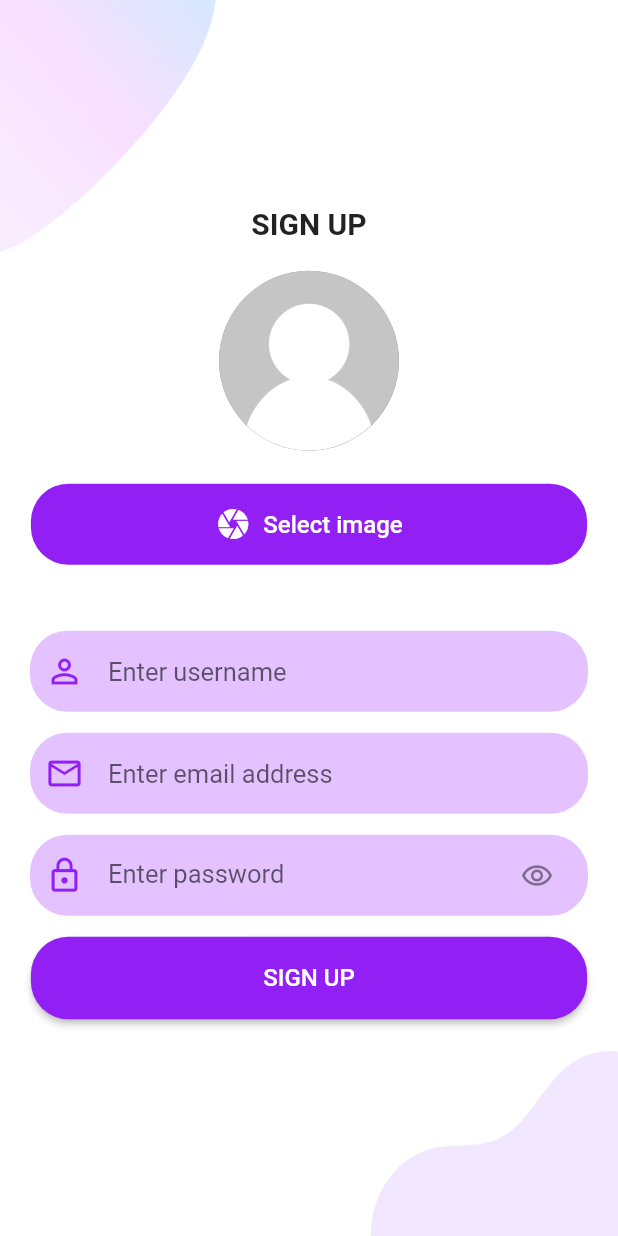
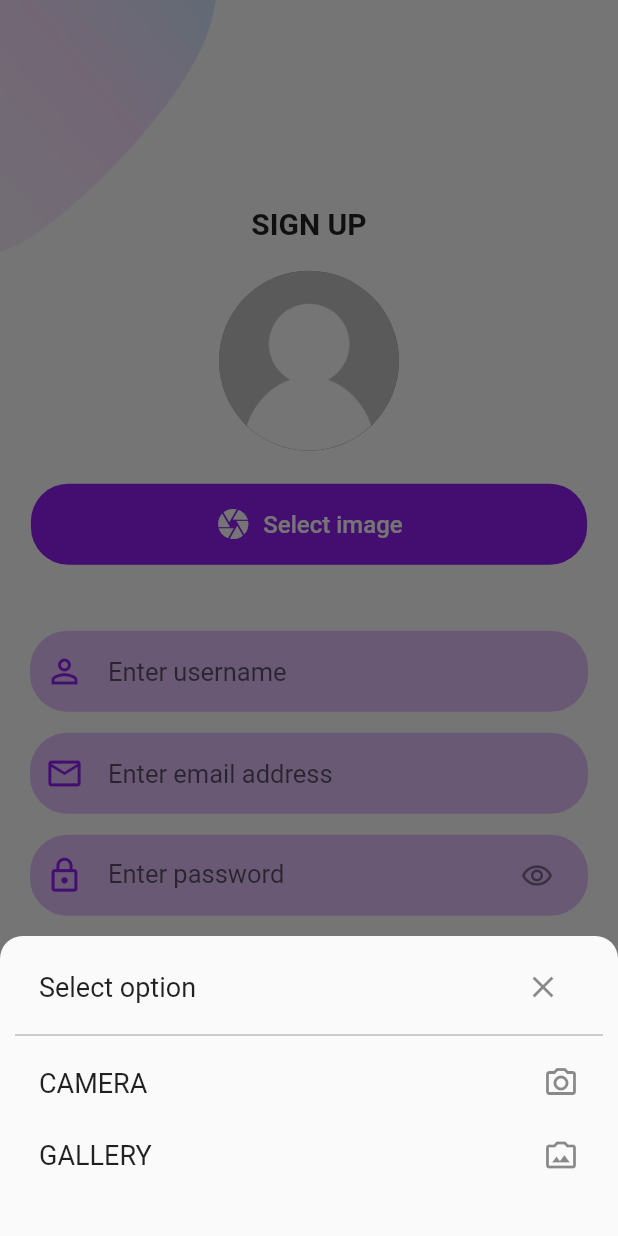
Before and after one commit to Varshil-Shah/chat-app, a Flutter app: the screen it shows after launch, after a tap on "Select image", on a phone screen of 412 x 824 dp. Run offline on Flutter 3.47's test engine with Material 2 defaults, Android fonts, the phone set to English and light mode, and no system bars; our stand-ins replace image_picker.

Commit message:
:art: Implement show-modal and image_picker

```diff
--- a/lib/screens/sign-up.dart
+++ b/lib/screens/sign-up.dart
@@ -1,3 +1,5 @@
+import 'dart:io';
+
 import 'package:chat_app/widgets/auth-screen/input-image.dart';
 import 'package:chat_app/widgets/auth-screen/signup-inputs.dart';
 import 'package:flutter/material.dart';
@@ -9,6 +11,7 @@ class SignUp extends StatelessWidget {
   @override
   Widget build(BuildContext context) {
     final size = MediaQuery.of(context).size;
+    File? imageFile;
 
     return Scaffold(
       body: SingleChildScrollView(
@@ -16,8 +19,8 @@ class SignUp extends StatelessWidget {
           child: Column(
             mainAxisAlignment: MainAxisAlignment.center,
             crossAxisAlignment: CrossAxisAlignment.center,
-            children: const [
-              Text(
+            children: [
+              const Text(
                 "SIGN UP",
                 textAlign: TextAlign.center,
                 style: TextStyle(
@@ -25,10 +28,10 @@ class SignUp extends StatelessWidget {
                   fontWeight: FontWeight.bold,
                 ),
               ),
-              SizedBox(height: 20.0),
-              InputImage(),
-              SizedBox(height: 30.0),
-              SignupInputs(),
+              const SizedBox(height: 20.0),
+              InputImage(pickedImage: imageFile),
+              const SizedBox(height: 30.0),
+              const SignupInputs(),
             ],
           ),
         ),
--- a/lib/widgets/auth-screen/input-image.dart
+++ b/lib/widgets/auth-screen/input-image.dart
@@ -1,11 +1,22 @@
+import 'package:flutter/material.dart';
 import 'package:chat_app/constants.dart';
-import 'package:flutter/material.dart';
+
+import 'dart:io';
+
+import 'package:image_picker/image_picker.dart';
 
 class InputImage extends StatefulWidget {
-  const InputImage({Key? key}) : super(key: key);
+  File? pickedImage;
+
+  InputImage({Key? key, this.pickedImage}) : super(key: key);
 
   @override
   _InputImageState createState() => _InputImageState();
+}
+
+enum ImageInputMethod {
+  camera,
+  gallery,
 }
 
 class _InputImageState extends State<InputImage> {
@@ -13,11 +24,80 @@ class _InputImageState extends State<InputImage> {
   Widget build(BuildContext context) {
     final size = MediaQuery.of(context).size;
 
+    void takeImage(ImageInputMethod method) async {
+      XFile? image;
+      if (ImageInputMethod.camera == method) {
+        image = await ImagePicker().pickImage(source: ImageSource.camera);
+      } else {
+        image = await ImagePicker().pickImage(source: ImageSource.gallery);
+      }
+      setState(() {
+        widget.pickedImage = File(image!.path);
+      });
+    }
+
+    void showImageInputOptions() {
+      showModalBottomSheet(
+        context: context,
+        shape: const RoundedRectangleBorder(
+          borderRadius: BorderRadius.only(
+            topLeft: Radius.circular(15.0),
+            topRight: Radius.circular(15.0),
+          ),
+        ),
+        builder: (ctx) => Container(
+          padding: const EdgeInsets.all(10.0),
+          height: 200.0,
+          child: Column(
+            children: [
+              ListTile(
+                dense: true,
+                title: const Text(
+                  "Select option",
+                  style: TextStyle(fontSize: 18.0),
+                ),
+                trailing: IconButton(
+                  icon: const Icon(Icons.close_outlined),
+                  onPressed: () {
+                    Navigator.pop(context);
+                  },
+                ),
+              ),
+              Divider(
+                color: Colors.grey.shade500,
+              ),
+              ListTile(
+                dense: true,
+                title: const Text(
+                  "CAMERA",
+                  style: TextStyle(fontSize: 18.0),
+                ),
+                onTap: () => takeImage(ImageInputMethod.camera),
+                trailing: const Icon(Icons.camera_alt_outlined),
+              ),
+              ListTile(
+                dense: true,
+                title: const Text(
+                  "GALLERY",
+                  style: TextStyle(fontSize: 18.0),
+                ),
+                onTap: () => takeImage(ImageInputMethod.gallery),
+                trailing: const Icon((Icons.photo_camera_back_outlined)),
+              ),
+            ],
+          ),
+        ),
+      );
+    }
+
     return Column(
       children: [
-        const CircleAvatar(
+        CircleAvatar(
           radius: 60,
-          backgroundImage: AssetImage("assets/images/circular-avatar.png"),
+          backgroundImage: widget.pickedImage != null
+              ? FileImage(widget.pickedImage as File)
+              : const AssetImage("assets/images/circular-avatar.png")
+                  as ImageProvider,
           backgroundColor: Colors.grey,
         ),
         const SizedBox(height: 15.0),
@@ -33,7 +113,7 @@ class _InputImageState extends State<InputImage> {
               Icons.camera,
               color: Colors.white,
             ),
-            onPressed: () {},
+            onPressed: showImageInputOptions,
             label: const Text(
               "Select image",
               style: TextStyle(color: Colors.white, fontSize: 16),
--- a/pubspec.yaml
+++ b/pubspec.yaml
@@ -29,6 +29,7 @@ environment:
 dependencies:
   flutter:
     sdk: flutter
+  image_picker: ^0.8.4+10
 
   # The following adds the Cupertino Icons font to your application.
   # Use with the CupertinoIcons class for iOS style icons.
```
Also changed, not shown: pubspec.lock.
